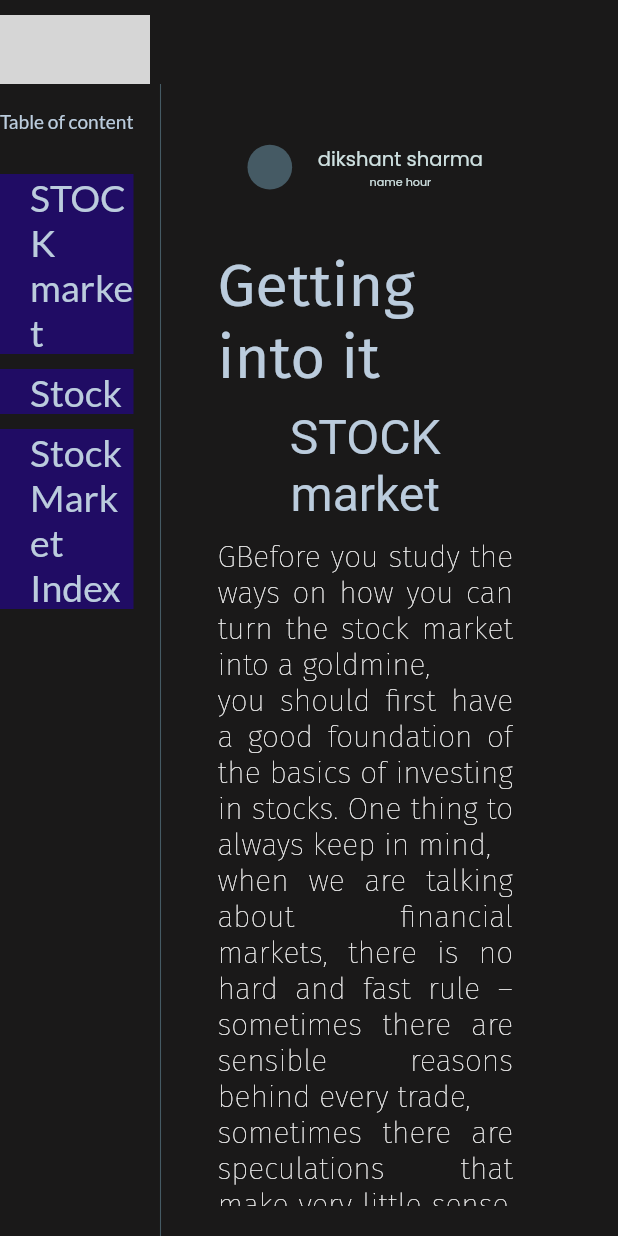
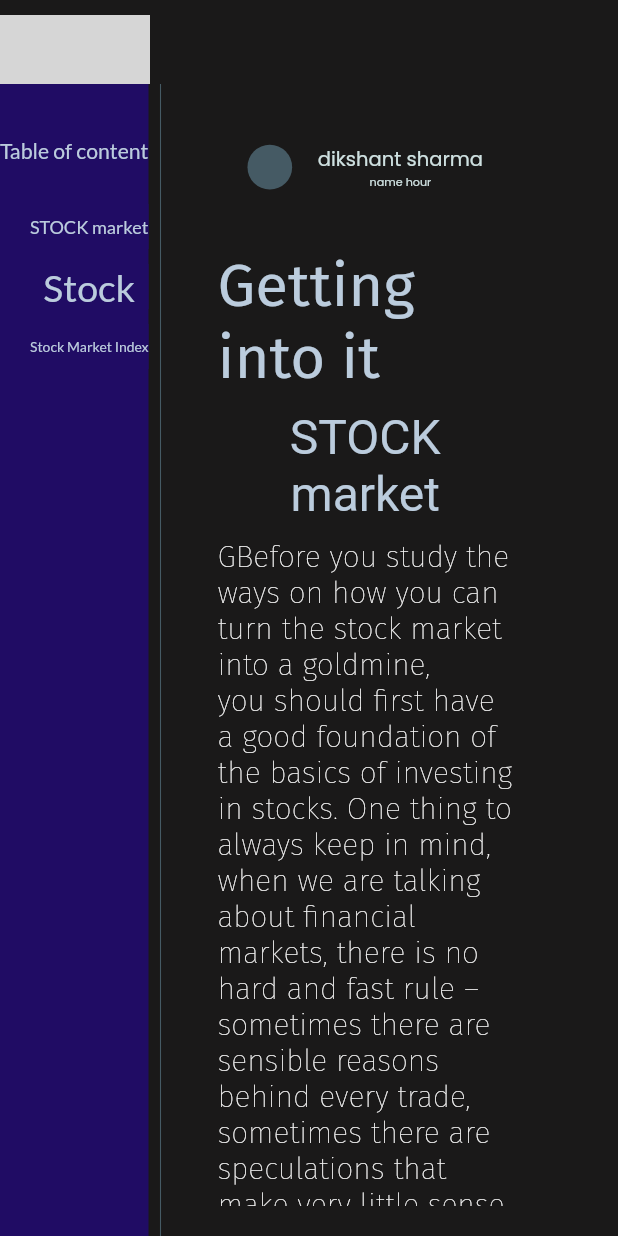
Before and after one commit to dikshantks/revrocket, a Flutter app: the Learnpage screen opened by its route, on a phone screen of 412 x 824 dp. Run offline on Flutter 3.47's test engine with Material 2 defaults, Android fonts, the phone set to English and light mode, and no system bars; our stand-ins replace carousel_slider, firebase_auth, firebase_core, flutter_signin_button, google_fonts, like_button; accounts and stored records are empty; grey boxes are pictures that could not be loaded.

Commit message:
better now

```diff
--- a/lib/components/learnpage_ara.dart
+++ b/lib/components/learnpage_ara.dart
@@ -43,8 +43,8 @@ class subheadings extends StatelessWidget {
 
 class Content extends StatelessWidget {
   // ignore: use_key_in_widget_constructors
-  Content({this.content});
-  final content;
+  Content({this.content = ''});
+  String content;
   @override
   Widget build(BuildContext context) {
     return Container(
@@ -56,7 +56,7 @@ class Content extends StatelessWidget {
           fontSize: 20.0,
           color: Colors.white,
         ),
-        textAlign: TextAlign.justify,
+        textAlign: TextAlign.start,
       ),
     );
   }
--- a/lib/main.dart
+++ b/lib/main.dart
@@ -2,6 +2,7 @@ import 'package:firebase_core/firebase_core.dart';
 import 'package:flutter/material.dart';
 import 'package:revrocket/UI%20models/themes.dart';
 import 'package:revrocket/pages/discussion_forum.dart';
+import 'package:revrocket/pages/discussion_openpage.dart';
 
 import 'package:revrocket/pages/home_page.dart';
 import 'package:revrocket/pages/stock1.dart';
@@ -30,7 +31,8 @@ class _MyAppState extends State<MyApp> {
       routes: {
         '/': (context) => const HomePage(),
         '/learnpage': (context) => const Learnpage(),
-        '/forum': (context) => Discussion_page(),
+        '/forum': (context) => const Discussion_page(),
+        '/forum_open': (context) => discuss_openscreen(),
       },
     );
   }
--- a/lib/pages/discussion_forum.dart
+++ b/lib/pages/discussion_forum.dart
@@ -151,6 +151,7 @@ class _discuss_mainscreenState extends State<discuss_mainscreen> {
                     itemCount: sample.length,
                     itemBuilder: (context, index) {
                       return discussion_bubble(
+                        CurrentForum: sample[index],
                         question: sample[index].question,
                         descrition: sample[index].description,
                         name: sample[index].username,
--- a/lib/pages/stock1.dart
+++ b/lib/pages/stock1.dart
@@ -73,12 +73,12 @@ class stock_learn1 extends StatelessWidget {
       width: MediaQuery.of(context).size.width,
       height: MediaQuery.of(context).size.height,
       child: Row(
-        children: [
+        children: <Widget>[
           Expanded(
             flex: 1,
             child: Container(
-              // alignment: Alignment.centerLeft,
-              padding: EdgeInsets.only(right: 10.0),
+              padding: EdgeInsets.only(top: 20.0),
+              color: kErrorColor,
               child: Column(
                 children: [
                   Container(
@@ -178,12 +178,15 @@ class subheading_tile extends StatelessWidget {
             duration: const Duration(seconds: 1));
       },
       child: Container(
+        height: 30.0,
         color: kErrorColor,
         margin: EdgeInsets.only(top: 10.0),
         padding: EdgeInsets.only(left: 20.0),
-        child: Text(
-          subheading,
-          style: GoogleFonts.lato(fontSize: 25.0, color: kprimarytext),
+        child: FittedBox(
+          child: Text(
+            subheading,
+            style: GoogleFonts.lato(fontSize: 20.0, color: kprimarytext),
+          ),
         ),
       ),
     );
```
Also changed, not shown: lib/components/discussuion_bubble.dart (+16 -16 lines), lib/pages/discussion_openpage.dart (+13 -9 lines).
